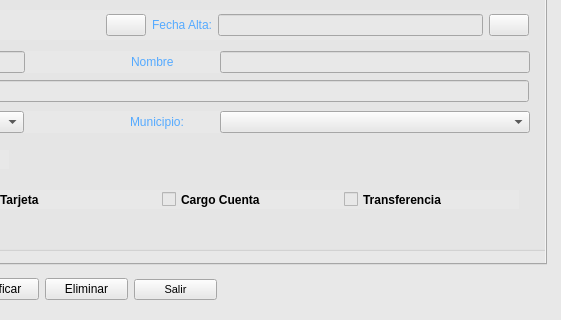
This is window.ui in RadicalKill/fernandezserra as Qt 5 draws it before an edit; both pictures show x 414 to 975 and y 164 to 484 of the 975 by 819 pixel window. The edited form follows.
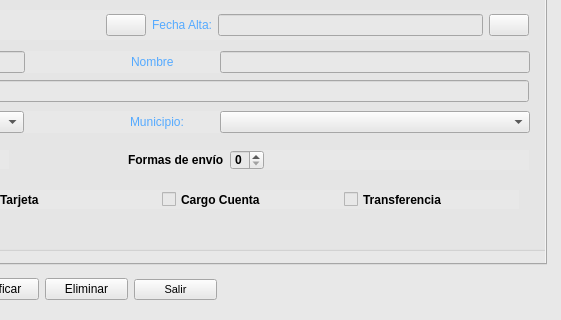
This is the edited form. Icons and pictures are not drawn.

Patch:
```diff
--- a/window.ui
+++ b/window.ui
@@ -730,6 +730,61 @@
         </item>
        </layout>
       </widget>
+      <widget class="QWidget" name="">
+       <property name="geometry">
+        <rect>
+         <x>530</x>
+         <y>210</y>
+         <width>401</width>
+         <height>20</height>
+        </rect>
+       </property>
+       <layout class="QHBoxLayout" name="horizontalLayout_8">
+        <item>
+         <widget class="QLabel" name="lbl_fenvio">
+          <property name="sizePolicy">
+           <sizepolicy hsizetype="Fixed" vsizetype="Preferred">
+            <horstretch>0</horstretch>
+            <verstretch>0</verstretch>
+           </sizepolicy>
+          </property>
+          <property name="text">
+           <string>Formas de envío</string>
+          </property>
+         </widget>
+        </item>
+        <item>
+         <widget class="QSpinBox" name="spinEnvio">
+          <property name="sizePolicy">
+           <sizepolicy hsizetype="Fixed" vsizetype="Fixed">
+            <horstretch>0</horstretch>
+            <verstretch>0</verstretch>
+           </sizepolicy>
+          </property>
+          <property name="maximum">
+           <number>3</number>
+          </property>
+         </widget>
+        </item>
+        <item>
+         <widget class="QLabel" name="lblenvio">
+          <property name="sizePolicy">
+           <sizepolicy hsizetype="Expanding" vsizetype="Preferred">
+            <horstretch>100</horstretch>
+            <verstretch>0</verstretch>
+           </sizepolicy>
+          </property>
+          <property name="styleSheet">
+           <string notr="true">
+color: rgb(85, 170, 255);</string>
+          </property>
+          <property name="text">
+           <string/>
+          </property>
+         </widget>
+        </item>
+       </layout>
+      </widget>
      </widget>
     </widget>
     <widget class="QWidget" name="tab_2">
```
Left out of the diff: 6 changed lines with no effect on the pictures.
